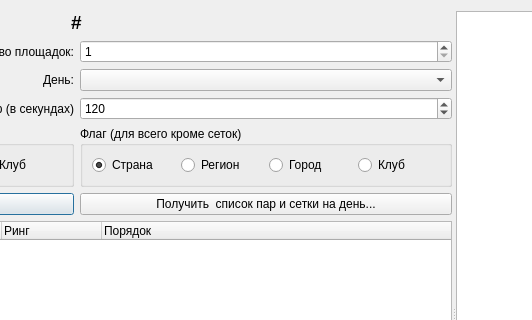
Qt form TournamentManager/dialogschedule2.ui (BarsukAlexey/xelarogi) before a commit; both pictures show x 310 to 842 and y 0 to 320 of the 1114 by 631 pixel window.
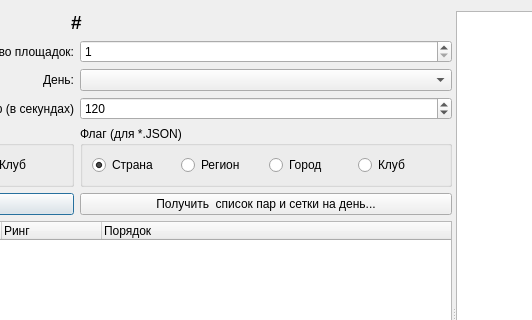
The same form after that commit. Custom widgets are drawn as their Qt base class.

```diff
--- a/TournamentManager/dialogschedule2.ui
+++ b/TournamentManager/dialogschedule2.ui
@@ -184,7 +184,7 @@
        <item row="4" column="1">
         <widget class="QGroupBox" name="groupBox">
          <property name="title">
-          <string>Флаг (для всего кроме сеток)</string>
+          <string>Флаг (для *.JSON)</string>
          </property>
          <layout class="QHBoxLayout" name="horizontalLayout">
           <item>
```
Left out of the diff: 2 changed lines with no effect on the pictures.
